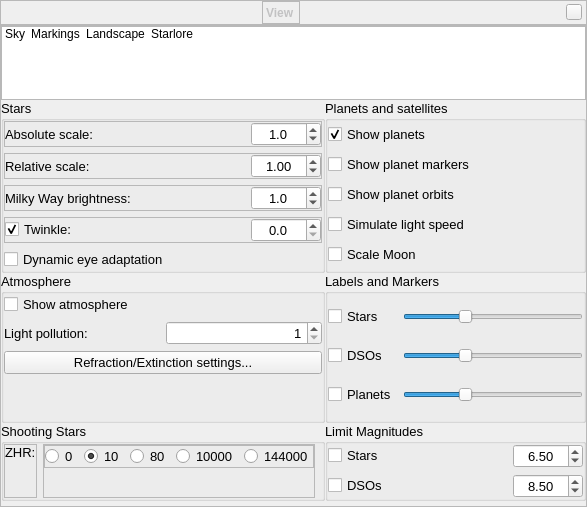
The window that src/gui/viewDialog.ui (519984307/stellarium_src) describes before a commit, drawn with Qt 5.
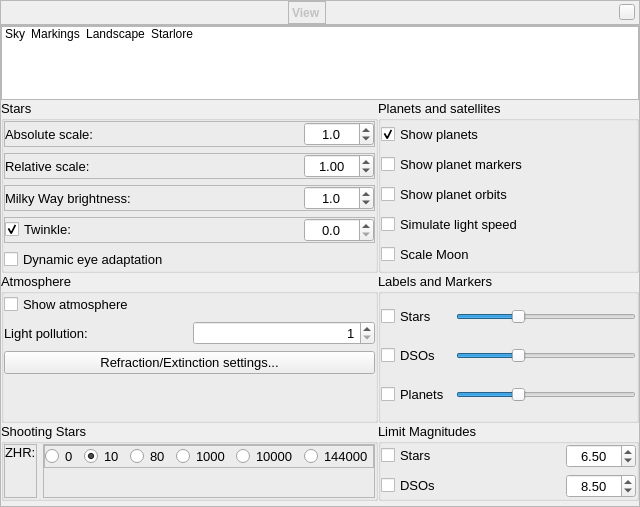
The same window after the commit. Icons and pictures are not drawn. Custom widgets are drawn as their Qt base class.

Commit message: Added intermediate value to ZHR of shooting stars between 80 and 10000

Diff of the .ui file:
```diff
--- a/src/gui/viewDialog.ui
+++ b/src/gui/viewDialog.ui
@@ -988,6 +988,13 @@
                      </property>
                     </widget>
                    </item>
+                   <item>
+                    <widget class="QRadioButton" name="zhr1000">
+                     <property name="text">
+                      <string>1000</string>
+                     </property>
+                    </widget>
+                   </item>
                    <item>
                     <widget class="QRadioButton" name="zhr10000">
                      <property name="text">
```
The commit also changes 1 other file.
